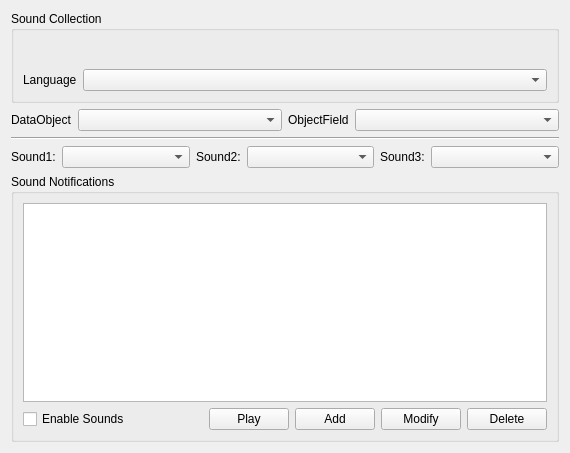
Old version of the form ground/openpilotgcs/src/plugins/notify/notifypluginoptionspage.ui in the repository openpilot/OpenPilot.
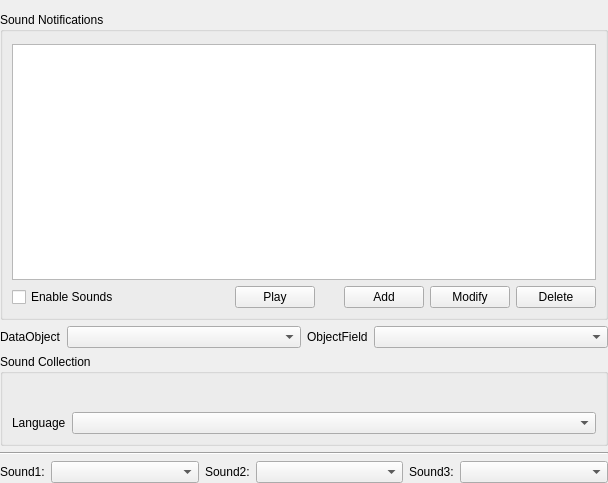
New version of the form. Icons and pictures are not drawn. Custom widgets are drawn as their Qt base class.

Commit message: added scroll areas to all the preference settings screens

The edit to the form file:
```diff
--- a/ground/openpilotgcs/src/plugins/notify/notifypluginoptionspage.ui
+++ b/ground/openpilotgcs/src/plugins/notify/notifypluginoptionspage.ui
@@ -6,8 +6,8 @@
    <rect>
     <x>0</x>
     <y>0</y>
-    <width>570</width>
-    <height>453</height>
+    <width>608</width>
+    <height>483</height>
    </rect>
   </property>
   <property name="sizePolicy">
@@ -19,10 +19,212 @@
   <property name="windowTitle">
    <string>Form</string>
   </property>
+  <layout class="QVBoxLayout" name="verticalLayout_5">
+   <property name="margin">
+    <number>0</number>
+   </property>
+   <item>
+    <widget class="QScrollArea" name="scrollArea">
+     <property name="frameShape">
+      <enum>QFrame::NoFrame</enum>
+     </property>
+     <property name="frameShadow">
+      <enum>QFrame::Plain</enum>
+     </property>
+     <property name="widgetResizable">
+      <bool>true</bool>
+     </property>
+     <widget class="QWidget" name="scrollAreaWidgetContents">
+      <property name="geometry">
+       <rect>
+        <x>0</x>
+        <y>0</y>
+        <width>608</width>
+        <height>483</height>
+       </rect>
+      </property>
   <layout class="QVBoxLayout" name="verticalLayout">
-   <property name="sizeConstraint">
-    <enum>QLayout::SetMinimumSize</enum>
-   </property>
+       <property name="leftMargin">
+        <number>0</number>
+       </property>
+       <property name="topMargin">
+        <number>12</number>
+       </property>
+       <property name="rightMargin">
+        <number>0</number>
+       </property>
+       <property name="bottomMargin">
+        <number>0</number>
+       </property>
+       <item>
+        <layout class="QVBoxLayout" name="verticalLayout_3"/>
+       </item>
+       <item>
+        <widget class="QGroupBox" name="groupBox">
+         <property name="title">
+          <string>Sound Notifications</string>
+         </property>
+         <layout class="QVBoxLayout" name="verticalLayout_4">
+          <property name="topMargin">
+           <number>12</number>
+          </property>
+          <item>
+           <widget class="QTableView" name="notifyRulesView">
+            <property name="selectionMode">
+             <enum>QAbstractItemView::ContiguousSelection</enum>
+            </property>
+            <property name="selectionBehavior">
+             <enum>QAbstractItemView::SelectRows</enum>
+            </property>
+            <attribute name="verticalHeaderDefaultSectionSize">
+             <number>22</number>
+            </attribute>
+            <attribute name="verticalHeaderMinimumSectionSize">
+             <number>22</number>
+            </attribute>
+           </widget>
+          </item>
+          <item>
+           <layout class="QHBoxLayout" name="horizontalLayout">
+            <property name="topMargin">
+             <number>0</number>
+            </property>
+            <item>
+             <widget class="QCheckBox" name="chkEnableSound">
+              <property name="text">
+               <string>Enable Sounds</string>
+              </property>
+             </widget>
+            </item>
+            <item>
+             <spacer name="horizontalSpacer_2">
+              <property name="orientation">
+               <enum>Qt::Horizontal</enum>
+              </property>
+              <property name="sizeHint" stdset="0">
+               <size>
+                <width>138</width>
+                <height>20</height>
+               </size>
+              </property>
+             </spacer>
+            </item>
+            <item>
+             <widget class="QPushButton" name="buttonPlayNotification">
+              <property name="text">
+               <string>Play</string>
+              </property>
+              <property name="icon">
+               <iconset resource="res.qrc">
+                <normaloff>:/notify/images/play.png</normaloff>:/notify/images/play.png</iconset>
+              </property>
+             </widget>
+            </item>
+            <item>
+             <spacer name="horizontalSpacer_4">
+              <property name="orientation">
+               <enum>Qt::Horizontal</enum>
+              </property>
+              <property name="sizeHint" stdset="0">
+               <size>
+                <width>40</width>
+                <height>20</height>
+               </size>
+              </property>
+             </spacer>
+            </item>
+            <item>
+             <spacer name="horizontalSpacer_3">
+              <property name="orientation">
+               <enum>Qt::Horizontal</enum>
+              </property>
+              <property name="sizeHint" stdset="0">
+               <size>
+                <width>40</width>
+                <height>20</height>
+               </size>
+              </property>
+             </spacer>
+            </item>
+            <item>
+             <widget class="QPushButton" name="buttonAdd">
+              <property name="text">
+               <string>Add</string>
+              </property>
+              <property name="icon">
+               <iconset resource="res.qrc">
+                <normaloff>:/notify/images/add.png</normaloff>:/notify/images/add.png</iconset>
+              </property>
+             </widget>
+            </item>
+            <item>
+             <widget class="QPushButton" name="buttonModify">
+              <property name="text">
+               <string>Modify</string>
+              </property>
+              <property name="icon">
+               <iconset resource="res.qrc">
+                <normaloff>:/notify/images/modify.png</normaloff>:/notify/images/modify.png</iconset>
+              </property>
+             </widget>
+            </item>
+            <item>
+             <widget class="QPushButton" name="buttonDelete">
+              <property name="text">
+               <string>Delete</string>
+              </property>
+              <property name="icon">
+               <iconset resource="../../libs/utils/utils.qrc">
+                <normaloff>:/utils/images/removesubmitfield.png</normaloff>:/utils/images/removesubmitfield.png</iconset>
+              </property>
+             </widget>
+            </item>
+           </layout>
+          </item>
+         </layout>
+        </widget>
+       </item>
+       <item>
+        <layout class="QHBoxLayout" name="horizontalLayout_2"/>
+       </item>
+       <item>
+        <layout class="QHBoxLayout" name="uavObjectLayout">
+         <item>
+          <widget class="QLabel" name="labelDataOb">
+           <property name="text">
+            <string>DataObject</string>
+           </property>
+          </widget>
+         </item>
+         <item>
+          <widget class="QComboBox" name="UAVObject">
+           <property name="sizePolicy">
+            <sizepolicy hsizetype="Expanding" vsizetype="Fixed">
+             <horstretch>0</horstretch>
+             <verstretch>0</verstretch>
+            </sizepolicy>
+           </property>
+          </widget>
+         </item>
+         <item>
+          <widget class="QLabel" name="labelObjectField">
+           <property name="text">
+            <string>ObjectField</string>
+           </property>
+          </widget>
+         </item>
+         <item>
+          <widget class="QComboBox" name="UAVObjectField">
+           <property name="sizePolicy">
+            <sizepolicy hsizetype="Expanding" vsizetype="Fixed">
+             <horstretch>0</horstretch>
+             <verstretch>0</verstretch>
+            </sizepolicy>
+           </property>
+          </widget>
+         </item>
+        </layout>
+       </item>
    <item>
     <layout class="QVBoxLayout" name="verticalLayout_2">
      <property name="sizeConstraint">
@@ -94,47 +296,6 @@
      </item>
     </layout>
    </item>
-   <item>
-    <layout class="QHBoxLayout" name="horizontalLayout_2"/>
-   </item>
-   <item>
-    <layout class="QHBoxLayout" name="uavObjectLayout">
-     <item>
-      <widget class="QLabel" name="labelDataOb">
-       <property name="text">
-        <string>DataObject</string>
-       </property>
-      </widget>
-     </item>
-     <item>
-      <widget class="QComboBox" name="UAVObject">
-       <property name="sizePolicy">
-        <sizepolicy hsizetype="Expanding" vsizetype="Fixed">
-         <horstretch>0</horstretch>
-         <verstretch>0</verstretch>
-        </sizepolicy>
-       </property>
-      </widget>
-     </item>
-     <item>
-      <widget class="QLabel" name="labelObjectField">
-       <property name="text">
-        <string>ObjectField</string>
-       </property>
-      </widget>
-     </item>
-     <item>
-      <widget class="QComboBox" name="UAVObjectField">
-       <property name="sizePolicy">
-        <sizepolicy hsizetype="Expanding" vsizetype="Fixed">
-         <horstretch>0</horstretch>
-         <verstretch>0</verstretch>
-        </sizepolicy>
-       </property>
-      </widget>
-     </item>
-    </layout>
-   </item>
    <item>
     <widget class="Line" name="line">
      <property name="orientation">
@@ -254,126 +415,8 @@
      </item>
     </layout>
    </item>
-   <item>
-    <layout class="QVBoxLayout" name="verticalLayout_3"/>
-   </item>
-   <item>
-    <widget class="QGroupBox" name="groupBox">
-     <property name="title">
-      <string>Sound Notifications</string>
-     </property>
-     <layout class="QVBoxLayout" name="verticalLayout_4">
-      <item>
-       <widget class="QTableView" name="notifyRulesView">
-        <property name="selectionMode">
-         <enum>QAbstractItemView::ContiguousSelection</enum>
-        </property>
-        <property name="selectionBehavior">
-         <enum>QAbstractItemView::SelectRows</enum>
-        </property>
-        <attribute name="verticalHeaderDefaultSectionSize">
-         <number>22</number>
-        </attribute>
-        <attribute name="verticalHeaderMinimumSectionSize">
-         <number>22</number>
-        </attribute>
-       </widget>
-      </item>
-      <item>
-       <layout class="QHBoxLayout" name="horizontalLayout">
-        <item>
-         <widget class="QCheckBox" name="chkEnableSound">
-          <property name="text">
-           <string>Enable Sounds</string>
-          </property>
-         </widget>
-        </item>
-        <item>
-         <spacer name="horizontalSpacer_2">
-          <property name="orientation">
-           <enum>Qt::Horizontal</enum>
-          </property>
-          <property name="sizeHint" stdset="0">
-           <size>
-            <width>138</width>
-            <height>20</height>
-           </size>
-          </property>
-         </spacer>
-        </item>
-        <item>
-         <widget class="QPushButton" name="buttonPlayNotification">
-          <property name="text">
-           <string>Play</string>
-          </property>
-          <property name="icon">
-           <iconset resource="res.qrc">
-            <normaloff>:/notify/images/play.png</normaloff>:/notify/images/play.png</iconset>
-          </property>
-         </widget>
-        </item>
-        <item>
-         <spacer name="horizontalSpacer_4">
-          <property name="orientation">
-           <enum>Qt::Horizontal</enum>
-          </property>
-          <property name="sizeHint" stdset="0">
-           <size>
-            <width>40</width>
-            <height>20</height>
-           </size>
-          </property>
-         </spacer>
-        </item>
-        <item>
-         <spacer name="horizontalSpacer_3">
-          <property name="orientation">
-           <enum>Qt::Horizontal</enum>
-          </property>
-          <property name="sizeHint" stdset="0">
-           <size>
-            <width>40</width>
-            <height>20</height>
-           </size>
-          </property>
-         </spacer>
-        </item>
-        <item>
-         <widget class="QPushButton" name="buttonAdd">
-          <property name="text">
-           <string>Add</string>
-          </property>
-          <property name="icon">
-           <iconset resource="res.qrc">
-            <normaloff>:/notify/images/add.png</normaloff>:/notify/images/add.png</iconset>
-          </property>
-         </widget>
-        </item>
-        <item>
-         <widget class="QPushButton" name="buttonModify">
-          <property name="text">
-           <string>Modify</string>
-          </property>
-          <property name="icon">
-           <iconset resource="res.qrc">
-            <normaloff>:/notify/images/modify.png</normaloff>:/notify/images/modify.png</iconset>
-          </property>
-         </widget>
-        </item>
-        <item>
-         <widget class="QPushButton" name="buttonDelete">
-          <property name="text">
-           <string>Delete</string>
-          </property>
-          <property name="icon">
-           <iconset resource="../../libs/utils/utils.qrc">
-            <normaloff>:/utils/images/removesubmitfield.png</normaloff>:/utils/images/removesubmitfield.png</iconset>
-          </property>
-         </widget>
-        </item>
-       </layout>
-      </item>
-     </layout>
+      </layout>
+     </widget>
     </widget>
    </item>
   </layout>
```
Lines whose indentation alone changed are shown as unchanged. The commit also changes 13 other files.
